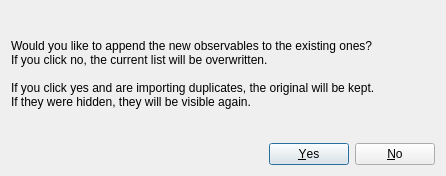
Before: the Qt Designer form pouet/dialogAppendNew.ui in vbonvin/POUET, drawn with Qt 5.
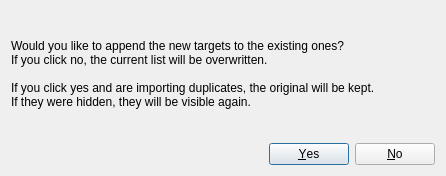
After: the same form once the commit is applied.

Diff of the .ui file:
```diff
--- a/pouet/dialogAppendNew.ui
+++ b/pouet/dialogAppendNew.ui
@@ -19,7 +19,7 @@
      <item>
       <widget class="QLabel" name="append_text">
        <property name="text">
-        <string>Would you like to append the new observables to the existing ones?
+        <string>Would you like to append the new targets to the existing ones?
 If you click no, the current list will be overwritten.
 
 If you click yes and are importing duplicates, the original will be kept.
```
